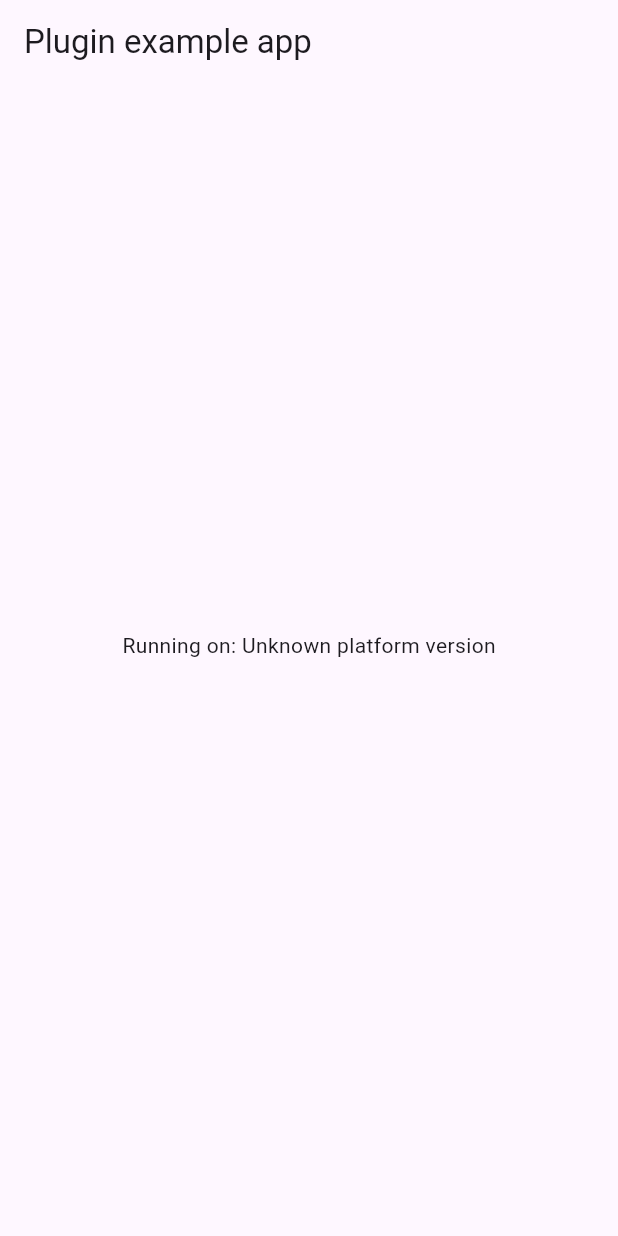
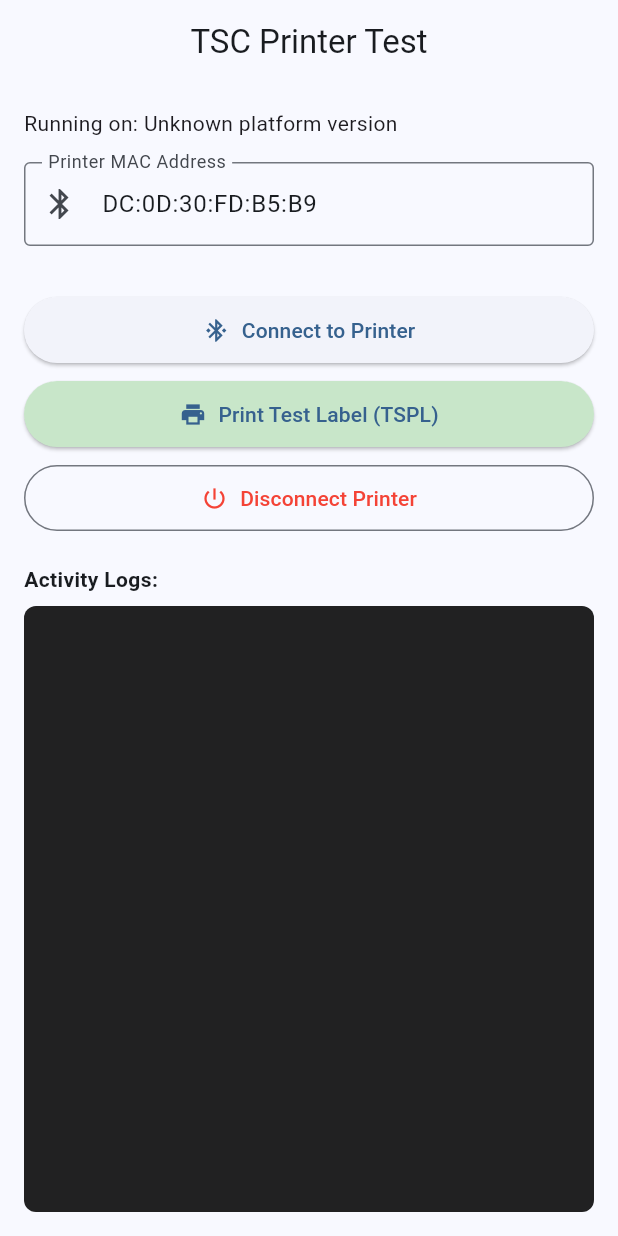
Before and after one commit to URBAN-CONNECTIONS/printer_flutter, a Flutter app: the screen it shows after launch, on a phone screen of 412 x 824 dp. Run offline on Flutter 3.47's test engine with Material 3 defaults, Android fonts, the phone set to English and light mode, and no system bars; our stand-ins replace plugin_platform_interface, web.

Commit message:
feat(example): add interactive test UI for printer MAC DC:0D:30:FD:B5:B9

```diff
--- a/example/lib/main.dart
+++ b/example/lib/main.dart
@@ -19,17 +19,26 @@
   String _platformVersion = 'Unknown';
   final _printerFlutterPlugin = PrinterFlutter();
 
+  final TextEditingController _macController =
+      TextEditingController(text: 'DC:0D:30:FD:B5:B9');
+  final List<String> _logs = [];
+  bool _isLoading = false;
+
   @override
   void initState() {
     super.initState();
     initPlatformState();
   }
 
-  // Platform messages are asynchronous, so we initialize in an async method.
+  void _addLog(String log) {
+    setState(() {
+      _logs.insert(
+          0, '[${DateTime.now().toIso8601String().substring(11, 19)}] $log');
+    });
+  }
+
   Future<void> initPlatformState() async {
     String platformVersion;
-    // Platform messages may fail, so we use a try/catch PlatformException.
-    // We also handle the message potentially returning null.
     try {
       platformVersion = await _printerFlutterPlugin.getPlatformVersion() ??
           'Unknown platform version';
@@ -37,9 +46,6 @@
       platformVersion = 'Failed to get platform version.';
     }
 
-    // If the widget was removed from the tree while the asynchronous platform
-    // message was in flight, we want to discard the reply rather than calling
-    // setState to update our non-existent appearance.
     if (!mounted) return;
 
     setState(() {
@@ -47,15 +53,158 @@
     });
   }
 
+  Future<void> _connect() async {
+    final mac = _macController.text.trim();
+    if (mac.isEmpty) {
+      _addLog('Error: MAC address is empty');
+      return;
+    }
+
+    setState(() => _isLoading = true);
+    _addLog('Connecting to $mac...');
+
+    try {
+      final res = await _printerFlutterPlugin.openPort(mac);
+      _addLog('Connect Result: $res');
+    } catch (e) {
+      _addLog('Connect Error: $e');
+    } finally {
+      if (mounted) setState(() => _isLoading = false);
+    }
+  }
+
+  Future<void> _printTestLabel() async {
+    setState(() => _isLoading = true);
+    _addLog('Sending TSPL print command...');
+
+    const String tsplCommand = '''
+SIZE 40 mm, 30 mm
+GAP 2 mm, 0 mm
+CLS
+TEXT 50,30,"3",0,1,1,"TSC FLUTTER TEST"
+TEXT 50,70,"2",0,1,1,"MAC: DC:0D:30:FD:B5:B9"
+BARCODE 50,110,"128",60,1,0,2,2,"123456789"
+PRINT 1,1
+''';
+
+    try {
+      final res = await _printerFlutterPlugin.sendTspl(tsplCommand);
+      _addLog('Print Result: $res');
+    } catch (e) {
+      _addLog('Print Error: $e');
+    } finally {
+      if (mounted) setState(() => _isLoading = false);
+    }
+  }
+
+  Future<void> _closePort() async {
+    setState(() => _isLoading = true);
+    _addLog('Closing port...');
+
+    try {
+      final res = await _printerFlutterPlugin.closePort();
+      _addLog('Close Result: $res');
+    } catch (e) {
+      _addLog('Close Error: $e');
+    } finally {
+      if (mounted) setState(() => _isLoading = false);
+    }
+  }
+
   @override
   Widget build(BuildContext context) {
     return MaterialApp(
+      theme: ThemeData(
+        useMaterial3: true,
+        colorSchemeSeed: Colors.blue,
+      ),
       home: Scaffold(
         appBar: AppBar(
-          title: const Text('Plugin example app'),
+          title: const Text('TSC Printer Test'),
+          centerTitle: true,
         ),
-        body: Center(
-          child: Text('Running on: $_platformVersion\n'),
+        body: Padding(
+          padding: const EdgeInsets.all(16.0),
+          child: Column(
+            crossAxisAlignment: CrossAxisAlignment.stretch,
+            children: [
+              Text(
+                'Running on: $_platformVersion',
+                style: Theme.of(context).textTheme.bodyMedium,
+              ),
+              const SizedBox(height: 16),
+              TextField(
+                controller: _macController,
+                decoration: const InputDecoration(
+                  labelText: 'Printer MAC Address',
+                  border: OutlineInputBorder(),
+                  prefixIcon: Icon(Icons.bluetooth),
+                ),
+              ),
+              const SizedBox(height: 16),
+              if (_isLoading)
+                const LinearProgressIndicator()
+              else
+                const SizedBox(height: 4),
+              const SizedBox(height: 12),
+              ElevatedButton.icon(
+                onPressed: _isLoading ? null : _connect,
+                icon: const Icon(Icons.bluetooth_connected),
+                label: const Text('Connect to Printer'),
+                style: ElevatedButton.styleFrom(
+                  padding: const EdgeInsets.all(12),
+                ),
+              ),
+              const SizedBox(height: 8),
+              ElevatedButton.icon(
+                onPressed: _isLoading ? null : _printTestLabel,
+                icon: const Icon(Icons.print),
+                label: const Text('Print Test Label (TSPL)'),
+                style: ElevatedButton.styleFrom(
+                  backgroundColor: Colors.green.shade100,
+                  padding: const EdgeInsets.all(12),
+                ),
+              ),
+              const SizedBox(height: 8),
+              OutlinedButton.icon(
+                onPressed: _isLoading ? null : _closePort,
+                icon: const Icon(Icons.power_settings_new),
+                label: const Text('Disconnect Printer'),
+                style: OutlinedButton.styleFrom(
+                  foregroundColor: Colors.red,
+                  padding: const EdgeInsets.all(12),
+                ),
+              ),
+              const SizedBox(height: 20),
+              const Text(
+                'Activity Logs:',
+                style: TextStyle(fontWeight: FontWeight.bold),
+              ),
+              const SizedBox(height: 8),
+              Expanded(
+                child: Container(
+                  padding: const EdgeInsets.all(8),
+                  decoration: BoxDecoration(
+                    color: Colors.black87,
+                    borderRadius: BorderRadius.circular(8),
+                  ),
+                  child: ListView.builder(
+                    itemCount: _logs.length,
+                    itemBuilder: (context, index) {
+                      return Text(
+                        _logs[index],
+                        style: const TextStyle(
+                          color: Colors.greenAccent,
+                          fontFamily: 'monospace',
+                          fontSize: 12,
+                        ),
+                      );
+                    },
+                  ),
+                ),
+              ),
+            ],
+          ),
         ),
       ),
     );
```
